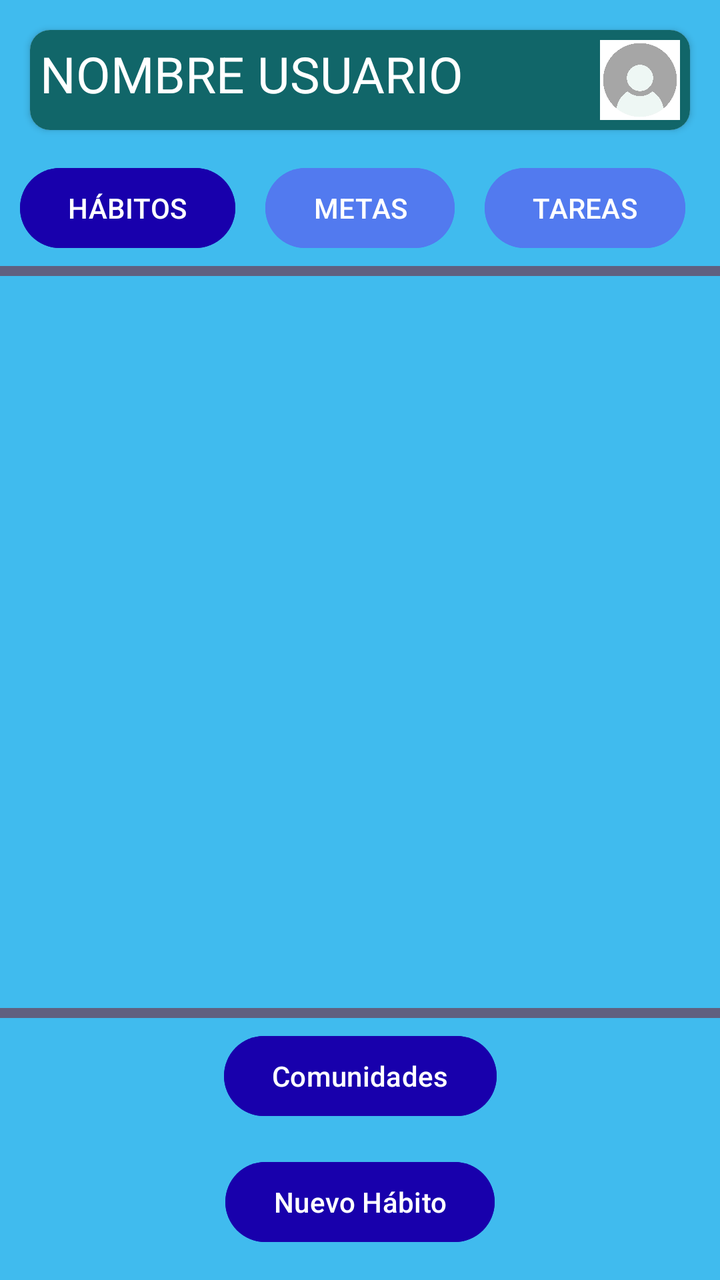
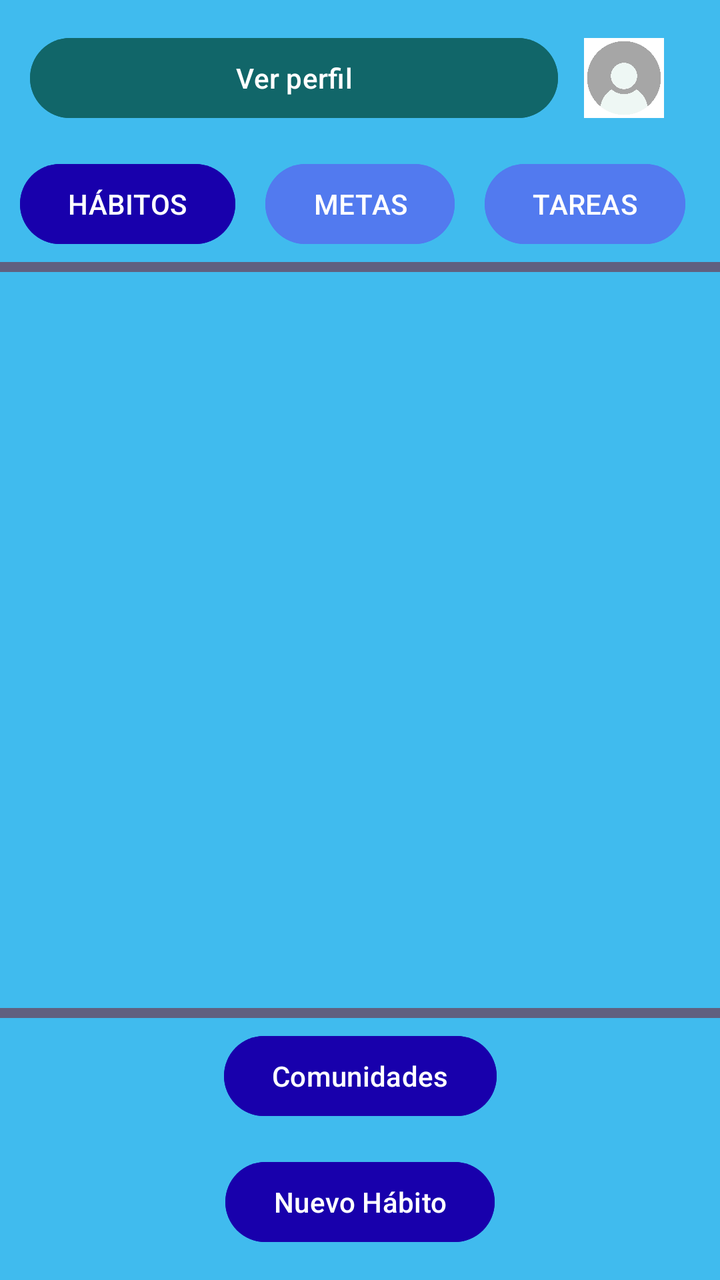

Compare the two renders of this Android layout. The source of the first and the diff that turns it into the second are given below.
<!-- AndroidManifest.xml: application theme Theme.SuperSexiBoys -->
<!-- res/layout/activity_habitos.xml -->
<?xml version="1.0" encoding="utf-8"?>
<androidx.constraintlayout.widget.ConstraintLayout xmlns:android="http://schemas.android.com/apk/res/android"
    xmlns:app="http://schemas.android.com/apk/res-auto"
    xmlns:tools="http://schemas.android.com/tools"
    android:id="@+id/main"
    android:layout_width="match_parent"
    android:layout_height="match_parent"
    android:background="@color/celeste"
    tools:context=".HabitosActivity">
    <androidx.cardview.widget.CardView
        android:id="@+id/identifica_usuario"
        app:layout_constraintTop_toTopOf="parent"
        app:layout_constraintStart_toStartOf="parent"
        android:layout_width="match_parent"
        android:layout_margin="15dp"
        app:cardCornerRadius="10dp"
        android:layout_height="wrap_content">
        <androidx.constraintlayout.widget.ConstraintLayout
            android:padding="5dp"
            android:layout_width="match_parent"
            android:background="@color/verde_oscuro"
            android:layout_height="wrap_content">
            <TextView
                app:layout_constraintStart_toStartOf="parent"
                app:layout_constraintTop_toTopOf="parent"
                android:text="NOMBRE USUARIO"
                android:layout_width="wrap_content"
                android:textColor="@color/white"
                android:textSize="25sp"
                android:layout_height="wrap_content" />
            <ImageView
                android:layout_width="40dp"
                android:layout_height="40dp"
                app:layout_constraintEnd_toEndOf="parent"
                app:layout_constraintTop_toTopOf="parent"
                android:src="@drawable/perfilvacio"/>
        </androidx.constraintlayout.widget.ConstraintLayout>
    </androidx.cardview.widget.CardView>

    <Button
        app:layout_constraintTop_toBottomOf="@+id/identifica_usuario"
        app:layout_constraintEnd_toStartOf="@+id/metas_button"
        android:layout_width="wrap_content"
        android:text="HÁBITOS"
        android:layout_margin="15dp"
        android:backgroundTint="@color/azul_oscuro"
        android:layout_height="wrap_content"/>
    <Button
        android:id="@+id/metas_button"
        app:layout_constraintTop_toBottomOf="@+id/identifica_usuario"
        app:layout_constraintStart_toStartOf="parent"
        app:layout_constraintEnd_toEndOf="parent"
        android:layout_width="wrap_content"
        android:text="METAS"
        android:layout_margin="15dp"
        android:backgroundTint="@color/azul_pastel"
        android:layout_height="wrap_content"/>
    <Button
        app:layout_constraintTop_toBottomOf="@+id/identifica_usuario"
        app:layout_constraintStart_toEndOf="@id/metas_button"
        android:layout_width="wrap_content"
        android:text="TAREAS"
        android:layout_margin="15dp"
        android:backgroundTint="@color/azul_pastel"
        android:layout_height="wrap_content"/>
    <TextView
        android:id="@+id/linea"
        android:layout_width="match_parent"
        android:layout_height="5dp"
        android:layout_marginTop="5dp"
        android:layout_marginBottom="5dp"
        app:layout_constraintTop_toBottomOf="@+id/metas_button"
        android:background="@color/plomo_oscuro"/>

    <Button
        android:id="@+id/agregar_habito"
        app:layout_constraintBottom_toBottomOf="parent"
        app:layout_constraintStart_toStartOf="parent"
        app:layout_constraintEnd_toEndOf="parent"
        android:layout_width="wrap_content"
        android:text="Nuevo Hábito"
        android:layout_margin="15dp"
        android:backgroundTint="@color/azul_oscuro"
        android:layout_height="wrap_content"/>
    <Button
        android:id="@+id/comunidades"
        app:layout_constraintBottom_toTopOf="@+id/agregar_habito"
        app:layout_constraintStart_toStartOf="parent"
        app:layout_constraintEnd_toEndOf="parent"
        android:layout_width="wrap_content"
        android:text="Comunidades"
        android:layout_margin="15dp"
        android:backgroundTint="@color/azul_oscuro"
        android:layout_height="wrap_content"/>
    <TextView
        android:id="@+id/linea2"
        android:layout_width="match_parent"
        android:layout_height="5dp"
        android:layout_marginTop="5dp"
        android:layout_marginBottom="5dp"
        app:layout_constraintBottom_toTopOf="@+id/comunidades"
        android:background="@color/plomo_oscuro"/>
</androidx.constraintlayout.widget.ConstraintLayout>
<!-- resources referenced by this layout -->
<resources>
  <color name="azul_oscuro">#1800AC</color>
  <color name="azul_pastel">#527AEF</color>
  <color name="celeste">#40BBEE</color>
  <color name="plomo_oscuro">#606080</color>
  <color name="verde_oscuro">#116669</color>
  <color name="white">#FFFFFFFF</color>
  <!-- drawable perfilvacio: jpg bitmap (drawable, 13526 bytes) -->
  <style name="Theme.SuperSexiBoys" parent="Base.Theme.SuperSexiBoys" />
  <style name="Base.Theme.SuperSexiBoys" parent="Theme.Material3.DayNight.NoActionBar">
          
          
      </style>
</resources>

<!-- the commit's change to res/layout/activity_habitos.xml (unified diff, before → after) -->
@@ -7,35 +7,30 @@
     android:layout_height="match_parent"
     android:background="@color/celeste"
     tools:context=".HabitosActivity">
-    <androidx.cardview.widget.CardView
+    <LinearLayout
         android:id="@+id/identifica_usuario"
         app:layout_constraintTop_toTopOf="parent"
         app:layout_constraintStart_toStartOf="parent"
         android:layout_width="match_parent"
+        android:weightSum="10"
+        android:gravity="center"
+        android:orientation="horizontal"
         android:layout_margin="15dp"
-        app:cardCornerRadius="10dp"
         android:layout_height="wrap_content">
-        <androidx.constraintlayout.widget.ConstraintLayout
-            android:padding="5dp"
-            android:layout_width="match_parent"
-            android:background="@color/verde_oscuro"
-            android:layout_height="wrap_content">
-            <TextView
-                app:layout_constraintStart_toStartOf="parent"
-                app:layout_constraintTop_toTopOf="parent"
-                android:text="NOMBRE USUARIO"
-                android:layout_width="wrap_content"
-                android:textColor="@color/white"
-                android:textSize="25sp"
-                android:layout_height="wrap_content" />
-            <ImageView
-                android:layout_width="40dp"
-                android:layout_height="40dp"
-                app:layout_constraintEnd_toEndOf="parent"
-                app:layout_constraintTop_toTopOf="parent"
-                android:src="@drawable/perfilvacio"/>
-        </androidx.constraintlayout.widget.ConstraintLayout>
-    </androidx.cardview.widget.CardView>
+        <Button
+            android:layout_weight="8"
+            android:layout_width="0dp"
+            android:text="Ver perfil"
+            android:backgroundTint="@color/verde_oscuro"
+            android:layout_height="wrap_content"/>
+        <ImageView
+            android:id="@+id/imagen_perfil"
+            android:layout_width="0dp"
+            android:layout_weight="2"
+            android:layout_height="40dp"
+            android:src="@drawable/perfilvacio"/>
+    </LinearLayout>
+
 
     <Button
         app:layout_constraintTop_toBottomOf="@+id/identifica_usuario"
@@ -73,7 +68,7 @@
         android:background="@color/plomo_oscuro"/>
 
     <Button
-        android:id="@+id/agregar_habito"
+        android:id="@+id/nuevo_habito_button"
         app:layout_constraintBottom_toBottomOf="parent"
         app:layout_constraintStart_toStartOf="parent"
         app:layout_constraintEnd_toEndOf="parent"
@@ -84,7 +79,7 @@
         android:layout_height="wrap_content"/>
     <Button
         android:id="@+id/comunidades"
-        app:layout_constraintBottom_toTopOf="@+id/agregar_habito"
+        app:layout_constraintBottom_toTopOf="@+id/nuevo_habito_button"
         app:layout_constraintStart_toStartOf="parent"
         app:layout_constraintEnd_toEndOf="parent"
         android:layout_width="wrap_content"
<!-- resource entries referenced after the edit -->
@@ -5,7 +5,6 @@
   <color name="celeste">#40BBEE</color>
   <color name="plomo_oscuro">#606080</color>
   <color name="verde_oscuro">#116669</color>
-  <color name="white">#FFFFFFFF</color>
   <!-- drawable perfilvacio: jpg bitmap (drawable, 13526 bytes) -->
   <style name="Theme.SuperSexiBoys" parent="Base.Theme.SuperSexiBoys" />
   <style name="Base.Theme.SuperSexiBoys" parent="Theme.Material3.DayNight.NoActionBar">
